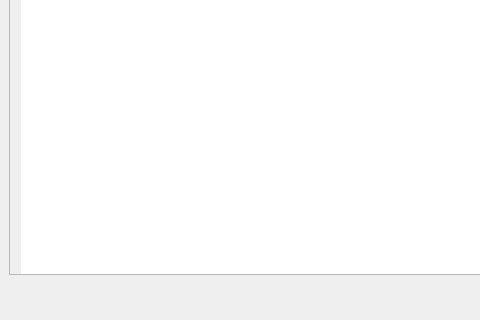
Above: GUI/MainWindow/artsys.ui from sabbraxcaddabra/IntBalOptimization before the change; both pictures show x 0 to 480 and y 200 to 520 of the 748 by 520 pixel window. Below: the same form after it.
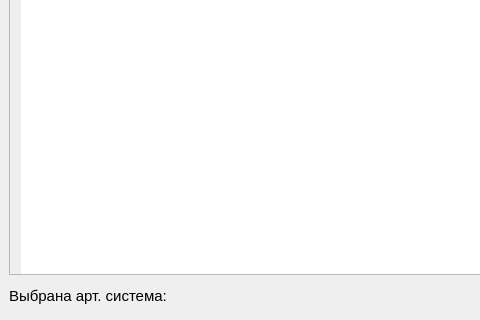
That is the form after the change.

What changed in the file:
```diff
--- a/GUI/MainWindow/artsys.ui
+++ b/GUI/MainWindow/artsys.ui
@@ -184,6 +184,18 @@
     </item>
     <item>
      <layout class="QHBoxLayout" name="horizontalLayout">
+      <item>
+       <widget class="QLabel" name="label">
+        <property name="font">
+         <font>
+          <pointsize>11</pointsize>
+         </font>
+        </property>
+        <property name="text">
+         <string>Выбрана арт. система:</string>
+        </property>
+       </widget>
+      </item>
       <item>
        <spacer name="horizontalSpacer">
         <property name="orientation">
```
Left out of the diff: 37 changed lines with no effect on the pictures.
